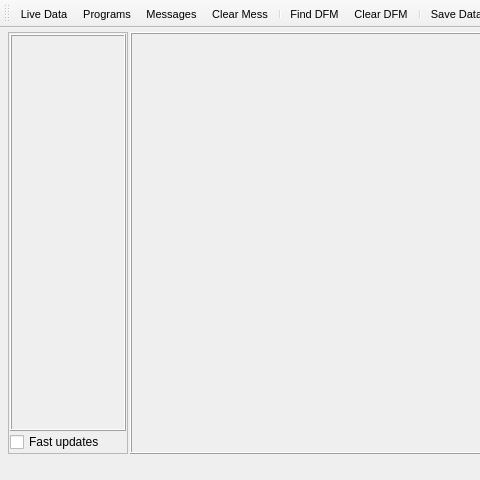
Qt form Mainwindow.ui (spletcher1/PyMCU) before a commit; both pictures show x 0 to 480 and y 0 to 480 of the 800 by 480 pixel window.
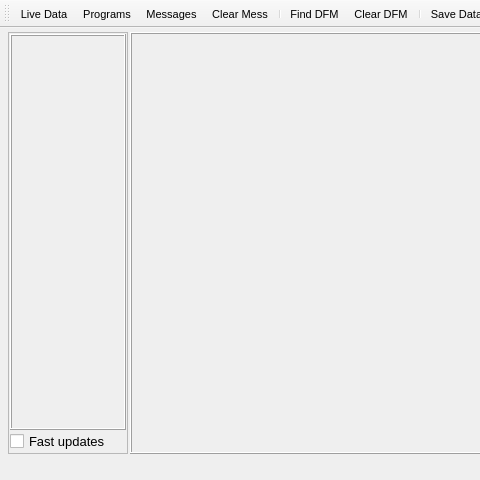
The same form after that commit. Icons and pictures are not drawn.

Commit message: reduced fastchanges checkbox font

The edit to the form file:
```diff
--- a/Mainwindow.ui
+++ b/Mainwindow.ui
@@ -444,7 +444,7 @@
                 <x>0</x>
                 <y>0</y>
                 <width>112</width>
-                <height>354</height>
+                <height>355</height>
                </rect>
               </property>
               <layout class="QVBoxLayout" name="DFMListLayout2">
@@ -469,6 +469,11 @@
            </item>
            <item>
             <widget class="QCheckBox" name="fastUpdateCheckBox">
+             <property name="font">
+              <font>
+               <pointsize>10</pointsize>
+              </font>
+             </property>
              <property name="text">
               <string>Fast updates</string>
              </property>
```
